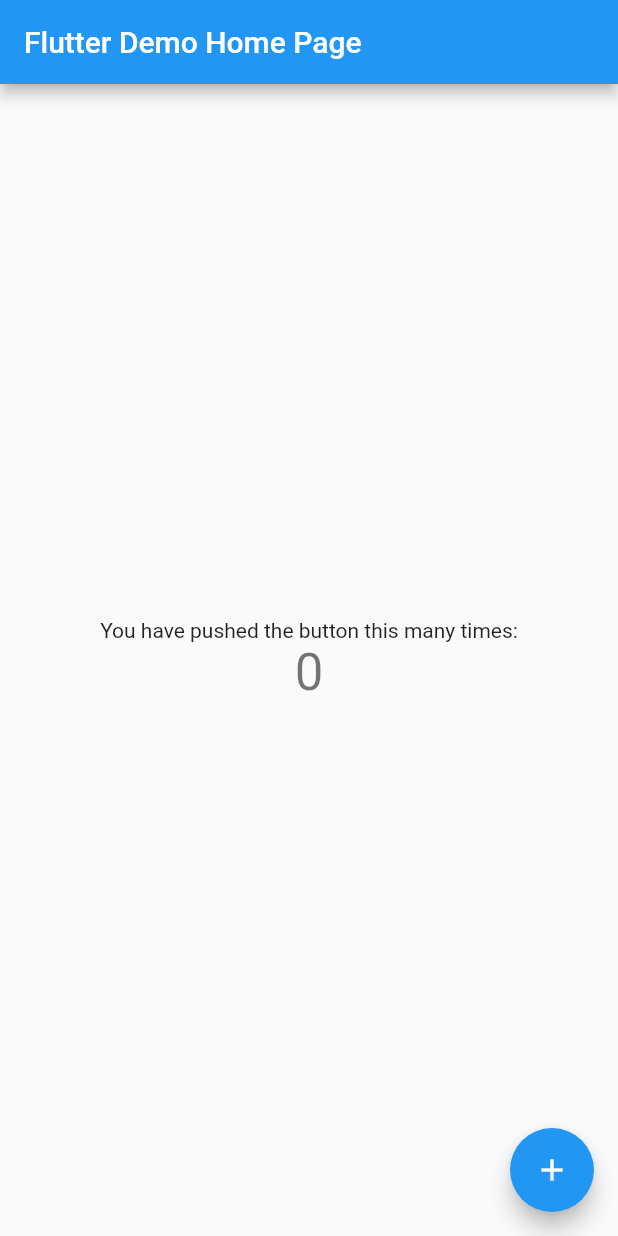
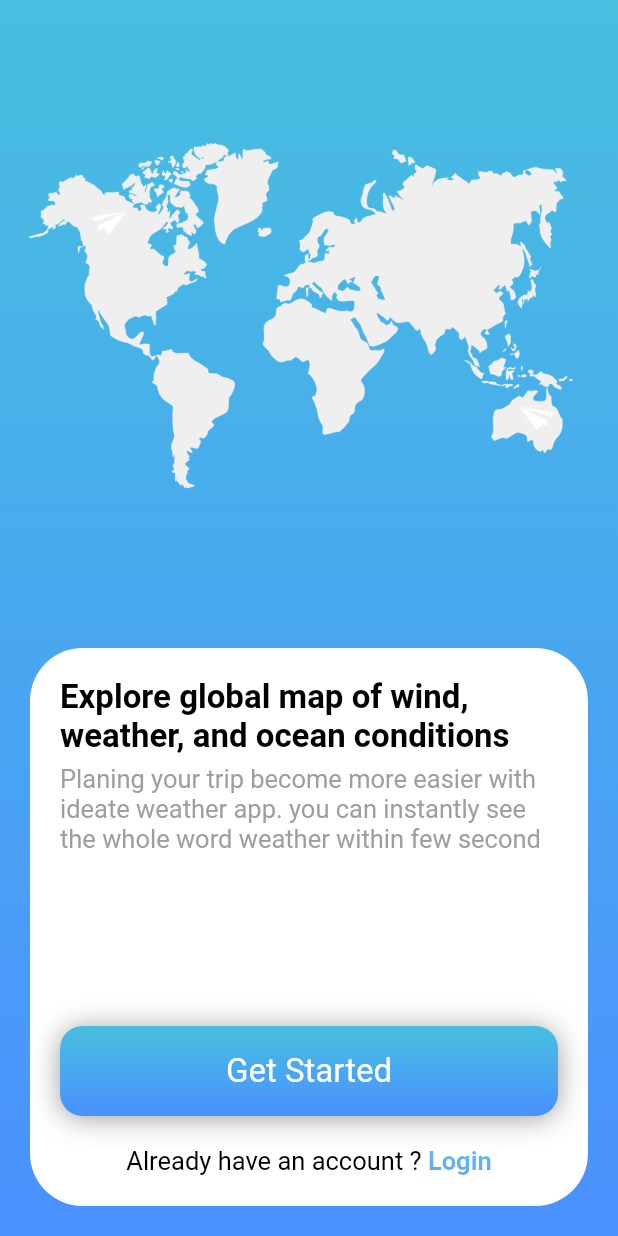
Before and after one commit to NikunjKhunt/WeatherApp, a Flutter app: the screen it shows after launch, on a phone screen of 412 x 824 dp. Run offline on Flutter 3.47's test engine with Material 2 defaults, Android fonts, the phone set to English and light mode, and no system bars.

Commit message:
#DESIGN DONE => Splash, Onboard CONTINUE => SignUp

```diff
--- a/lib/main.dart
+++ b/lib/main.dart
@@ -1,4 +1,6 @@
 import 'package:flutter/material.dart';
+import 'package:weatherapp/ui/splash_screen.dart';
+import 'package:weatherapp/utils/routes.dart';
 
 void main() {
   runApp(const MyApp());
@@ -13,103 +15,11 @@
     return MaterialApp(
       title: 'Flutter Demo',
       theme: ThemeData(
-        // This is the theme of your application.
-        //
-        // Try running your application with "flutter run". You'll see the
-        // application has a blue toolbar. Then, without quitting the app, try
-        // changing the primarySwatch below to Colors.green and then invoke
-        // "hot reload" (press "r" in the console where you ran "flutter run",
-        // or simply save your changes to "hot reload" in a Flutter IDE).
-        // Notice that the counter didn't reset back to zero; the application
-        // is not restarted.
         primarySwatch: Colors.blue,
       ),
-      home: const MyHomePage(title: 'Flutter Demo Home Page'),
+      routes: routes,
+      initialRoute: SplashScreen.route,
+      // home: SplashScreen(),
     );
   }
 }
-
-class MyHomePage extends StatefulWidget {
-  const MyHomePage({super.key, required this.title});
-
-  // This widget is the home page of your application. It is stateful, meaning
-  // that it has a State object (defined below) that contains fields that affect
-  // how it looks.
-
-  // This class is the configuration for the state. It holds the values (in this
-  // case the title) provided by the parent (in this case the App widget) and
-  // used by the build method of the State. Fields in a Widget subclass are
-  // always marked "final".
-
-  final String title;
-
-  @override
-  State<MyHomePage> createState() => _MyHomePageState();
-}
-
-class _MyHomePageState extends State<MyHomePage> {
-  int _counter = 0;
-
-  void _incrementCounter() {
-    setState(() {
-      // This call to setState tells the Flutter framework that something has
-      // changed in this State, which causes it to rerun the build method below
-      // so that the display can reflect the updated values. If we changed
-      // _counter without calling setState(), then the build method would not be
-      // called again, and so nothing would appear to happen.
-      _counter++;
-    });
-  }
-
-  @override
-  Widget build(BuildContext context) {
-    // This method is rerun every time setState is called, for instance as done
-    // by the _incrementCounter method above.
-    //
-    // The Flutter framework has been optimized to make rerunning build methods
-    // fast, so that you can just rebuild anything that needs updating rather
-    // than having to individually change instances of widgets.
-    return Scaffold(
-      appBar: AppBar(
-        // Here we take the value from the MyHomePage object that was created by
-        // the App.build method, and use it to set our appbar title.
-        title: Text(widget.title),
-      ),
-      body: Center(
-        // Center is a layout widget. It takes a single child and positions it
-        // in the middle of the parent.
-        child: Column(
-          // Column is also a layout widget. It takes a list of children and
-          // arranges them vertically. By default, it sizes itself to fit its
-          // children horizontally, and tries to be as tall as its parent.
-          //
-          // Invoke "debug painting" (press "p" in the console, choose the
-          // "Toggle Debug Paint" action from the Flutter Inspector in Android
-          // Studio, or the "Toggle Debug Paint" command in Visual Studio Code)
-          // to see the wireframe for each widget.
-          //
-          // Column has various properties to control how it sizes itself and
-          // how it positions its children. Here we use mainAxisAlignment to
-          // center the children vertically; the main axis here is the vertical
-          // axis because Columns are vertical (the cross axis would be
-          // horizontal).
-          mainAxisAlignment: MainAxisAlignment.center,
-          children: <Widget>[
-            const Text(
-              'You have pushed the button this many times:',
-            ),
-            Text(
-              '$_counter',
-              style: Theme.of(context).textTheme.headline4,
-            ),
-          ],
-        ),
-      ),
-      floatingActionButton: FloatingActionButton(
-        onPressed: _incrementCounter,
-        tooltip: 'Increment',
-        child: const Icon(Icons.add),
-      ), // This trailing comma makes auto-formatting nicer for build methods.
-    );
-  }
-}
--- /dev/null
+++ b/lib/ui/onboard_screen.dart
@@ -0,0 +1,117 @@
+import 'package:flutter/gestures.dart';
+import 'package:flutter/material.dart';
+import 'package:flutter/widgets.dart';
+import 'package:weatherapp/ui/signin_screen.dart';
+import 'package:weatherapp/ui/signup_screen.dart';
+
+import '../utils/colors.dart';
+import '../utils/widgets/common.dart';
+import '../utils/widgets/gradient_text.dart';
+
+class OnboardingScreen extends StatefulWidget {
+  static const String route = "/onboard-screen";
+
+  const OnboardingScreen({Key? key}) : super(key: key);
+
+  @override
+  State<OnboardingScreen> createState() => _OnboardingScreenState();
+}
+
+class _OnboardingScreenState extends State<OnboardingScreen> {
+  @override
+  Widget build(BuildContext context) {
+    return Scaffold(
+      body: Container(
+        decoration: const BoxDecoration(
+          gradient: LinearGradient(
+            colors: [
+              color1,
+              color2,
+            ],
+            begin: Alignment.topCenter,
+            end: Alignment.bottomCenter,
+          ),
+        ),
+        child: Column(
+          children: [
+            Expanded(
+                child: Image.asset(
+              "assets/images/map.png",
+              width: double.infinity,
+            )),
+            Expanded(
+              child: Container(
+                margin: EdgeInsets.all(20),
+                padding: EdgeInsets.all(20),
+                decoration: BoxDecoration(
+                  color: Colors.white,
+                  borderRadius: BorderRadius.all(Radius.circular(35)),
+                  boxShadow: <BoxShadow>[
+                    BoxShadow(
+                      color: Colors.black,
+                      blurRadius: 0.0,
+                      spreadRadius: -2,
+                      offset: new Offset(2.0, 0.0),
+                    ),
+                  ],
+                ),
+                child: Column(
+                  children: [
+                    header("Explore global map of wind, weather, and ocean conditions", fontSize: 22, isBold: true),
+                    Container(
+                      height: 5,
+                    ),
+                    subHeader(
+                      "Planing your trip become more easier with ideate weather app. you can instantly see the whole word weather within few second",
+                    ),
+                    const Spacer(),
+                    button("Get Started", onTap: () => Navigator.pushNamed(context, SignUpScreen.route)),
+                    Container(
+                      padding: EdgeInsets.only(left: 20, right: 20, top: 20),
+                      child: /*RichText(
+                      text: TextSpan(
+                        style: TextStyle(color: Colors.grey, fontSize: 17),
+                        children: <TextSpan>[
+                          TextSpan(text: 'Already have an account ? '),
+                          TextSpan(
+                              text: 'Login',
+                              style: TextStyle(color: Colors.blue),
+                              recognizer: TapGestureRecognizer()
+                                ..onTap = () {
+                                  print('Terms of Service"');
+                                }),
+                        ],
+                      ),
+                    )*/
+                          Row(
+                        crossAxisAlignment: CrossAxisAlignment.center,
+                        mainAxisAlignment: MainAxisAlignment.center,
+                        children: [
+                          Text(
+                            "Already have an account ? ",
+                            style: TextStyle(color: Colors.black, fontSize: 17),
+                          ),
+                          GradientText(
+                            'Login',
+                            style: TextStyle(fontSize: 17, fontWeight: FontWeight.bold),
+                            gradient: LinearGradient(colors: [
+                              color1,
+                              color2,
+                            ], begin: Alignment.topCenter, end: Alignment.bottomCenter),
+                            onTap: () =>
+                              Navigator.pushNamed(context, SignInScreen.route)
+                            ,
+                          )
+                        ],
+                      ),
+                    ),
+                  ],
+                ),
+              ),
+            ),
+          ],
+        ),
+      ),
+    );
+  }
+}
--- /dev/null
+++ b/lib/utils/colors.dart
@@ -0,0 +1,5 @@
+
+import 'dart:ui';
+
+const color1 = Color(0xff47bfdf);
+const color2 = Color(0xff4A91FF);
--- /dev/null
+++ b/lib/utils/routes.dart
@@ -0,0 +1,12 @@
+
+import 'package:weatherapp/ui/onboard_screen.dart';
+import 'package:weatherapp/ui/signin_screen.dart';
+import 'package:weatherapp/ui/signup_screen.dart';
+import 'package:weatherapp/ui/splash_screen.dart';
+
+var routes = {
+  SplashScreen.route: (context) => const SplashScreen(),
+  OnboardingScreen.route: (context) => const OnboardingScreen(),
+  SignUpScreen.route: (context) => const SignUpScreen(),
+  SignInScreen.route: (context) => const SignInScreen(),
+};
--- /dev/null
+++ b/lib/utils/widgets/common.dart
@@ -0,0 +1,72 @@
+import 'dart:ui';
+
+import 'package:flutter/material.dart';
+
+import '../colors.dart';
+
+header(
+  text, {
+  double fontSize = 22,
+  isBold = true,
+  Color color = Colors.black,
+}) =>
+    Text(
+      "$text",
+      style: TextStyle(
+        color: color,
+        fontWeight: isBold ? FontWeight.bold : FontWeight.normal,
+        fontSize: fontSize,
+      ),
+    );
+
+subHeader(
+  text, {
+  double fontSize = 17,
+  isBold = false,
+}) =>
+    header(
+      text,
+      color: Colors.grey,
+      fontSize: fontSize,
+      isBold: isBold,
+    );
+
+button(
+  text, {
+  required Function()? onTap,
+  double fontSize = 22,
+  Color color = Colors.white,
+  double height = 60,
+}) =>
+    Container(
+      height: height,
+      decoration: const BoxDecoration(
+        gradient: LinearGradient(
+          colors: [color1, color2],
+          begin: Alignment.topCenter,
+          end: Alignment.bottomCenter,
+        ),
+        boxShadow: [
+          BoxShadow(
+            color: Colors.grey,
+            offset: Offset(0.0, 1.5),
+            blurRadius: 15,
+          ),
+        ],
+        borderRadius: BorderRadius.all(Radius.circular(15)),
+      ),
+      child: Material(
+        color: Colors.transparent,
+        shape: const RoundedRectangleBorder(
+          borderRadius: BorderRadius.all(Radius.circular(15)),
+        ),
+        child: InkWell(
+            onTap: onTap,
+            child: Center(
+              child: Text(
+                '$text',
+                style: TextStyle(color: color, fontSize: fontSize),
+              ),
+            )),
+      ),
+    );
--- /dev/null
+++ b/lib/utils/widgets/gradient_text.dart
@@ -0,0 +1,29 @@
+import 'package:flutter/material.dart';
+
+class GradientText extends StatelessWidget {
+  const GradientText(
+      this.text, {
+        required this.gradient,
+        this.style,
+        this.onTap
+      });
+
+  final String text;
+  final TextStyle? style;
+  final Gradient gradient;
+  final Function()? onTap;
+
+  @override
+  Widget build(BuildContext context) {
+    return InkWell(
+      onTap: onTap,
+      child: ShaderMask(
+        blendMode: BlendMode.srcIn,
+        shaderCallback: (bounds) => gradient.createShader(
+          Rect.fromLTWH(0, 0, bounds.width, bounds.height),
+        ),
+        child: Text(text, style: style),
+      ),
+    );
+  }
+}
```
Also changed, not shown: lib/ui/signin_screen.dart (added, +11 -0 lines), lib/ui/signup_screen.dart (added, +62 -0 lines), lib/ui/splash_screen.dart (added, +55 -0 lines), pubspec.yaml (+2 -8 lines), assets/images/logo.png (added), assets/images/map.png (added).
